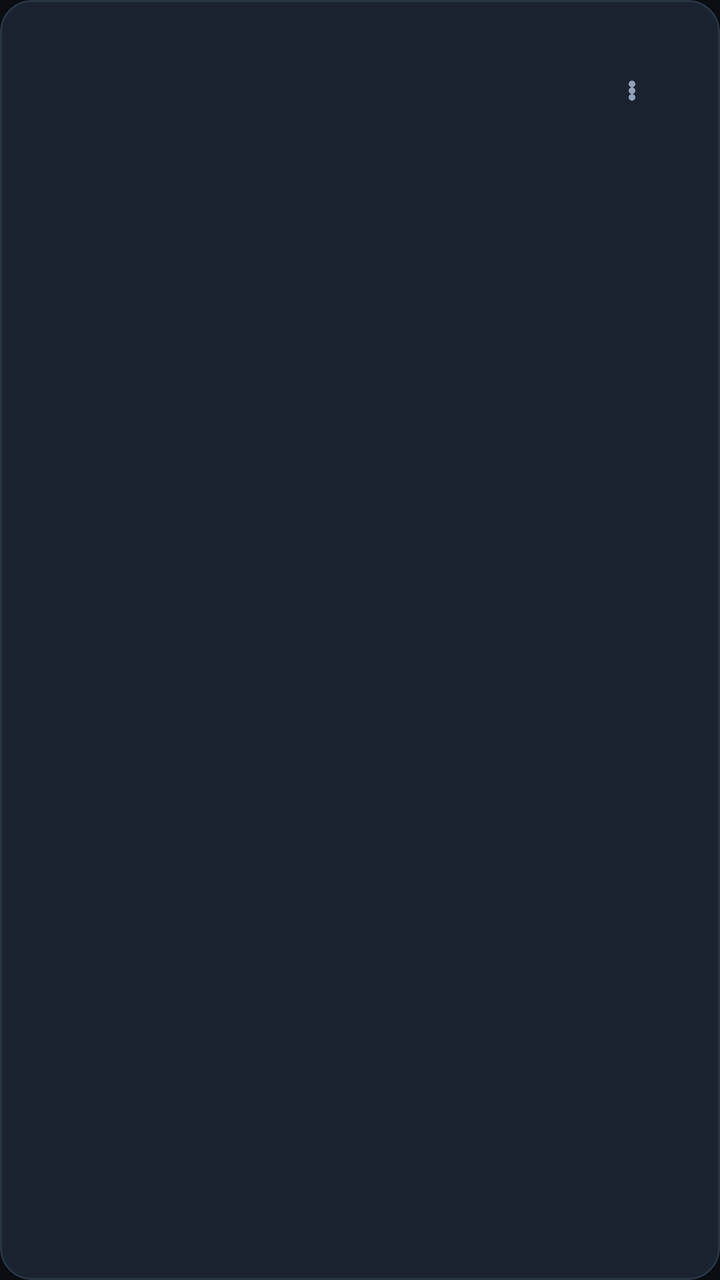
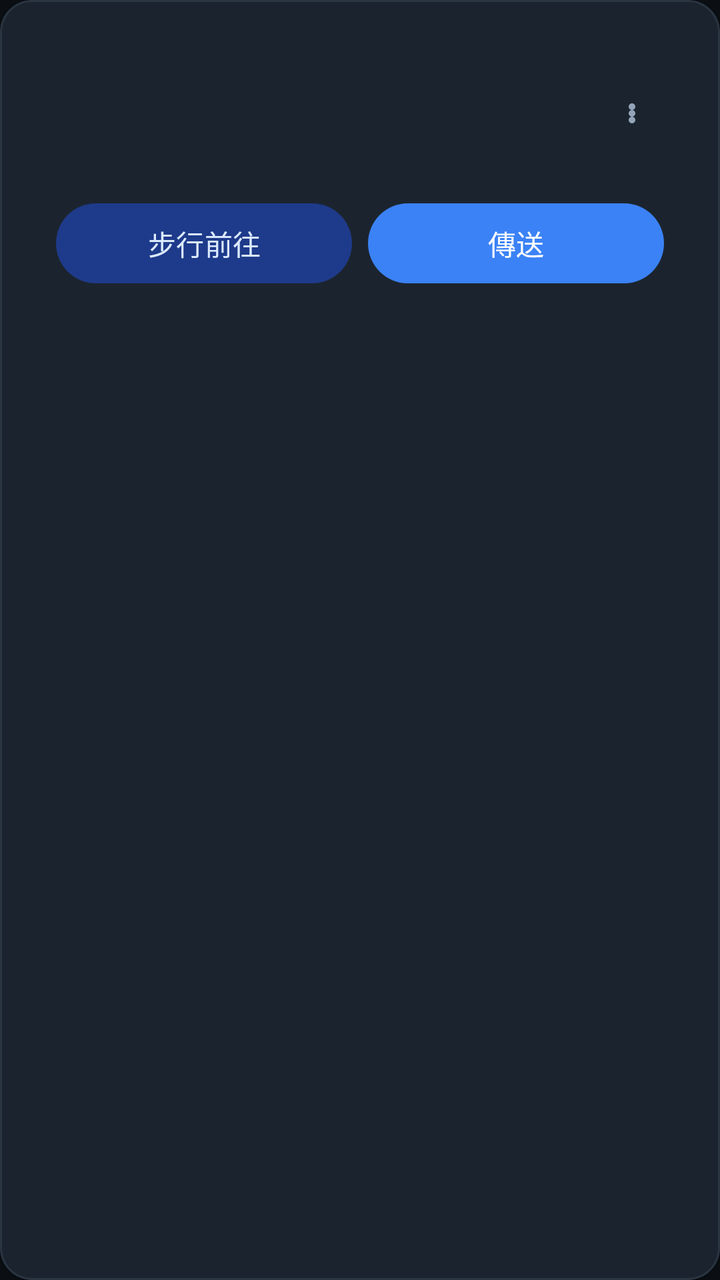

Before-and-after screenshots of an Android layout around one commit, followed by the original layout XML and the change that was made.
<!-- AndroidManifest.xml: application theme Theme.GpsJoystick -->
<!-- res/layout/item_favorite.xml -->
<?xml version="1.0" encoding="utf-8"?>
<com.google.android.material.card.MaterialCardView
    xmlns:android="http://schemas.android.com/apk/res/android"
    xmlns:app="http://schemas.android.com/apk/res-auto"
    style="@style/Widget.GpsJoystick.Card"
    android:layout_width="match_parent"
    android:layout_height="wrap_content"
    android:layout_margin="4dp"
    app:cardElevation="2dp">

    <LinearLayout
        android:layout_width="match_parent"
        android:layout_height="wrap_content"
        android:orientation="horizontal"
        android:gravity="center_vertical">

        <LinearLayout
            android:id="@+id/rowChoose"
            android:layout_width="0dp"
            android:layout_height="wrap_content"
            android:layout_weight="1"
            android:orientation="vertical"
            android:background="?attr/selectableItemBackground"
            android:minHeight="56dp"
            android:paddingHorizontal="12dp"
            android:paddingVertical="8dp"
            android:gravity="center_vertical">

            <TextView
                android:id="@+id/favName"
                android:layout_width="match_parent"
                android:layout_height="wrap_content"
                android:maxLines="1"
                android:ellipsize="end"
                android:textAppearance="@style/TextAppearance.GpsJoystick.Title" />

            <TextView
                android:id="@+id/favMeta"
                android:layout_width="match_parent"
                android:layout_height="wrap_content"
                android:layout_marginTop="2dp"
                android:fontFeatureSettings="tnum"
                android:textAppearance="@style/TextAppearance.GpsJoystick.Label" />
        </LinearLayout>

        <com.google.android.material.button.MaterialButton
            android:id="@+id/btnMenu"
            style="@style/Widget.Material3.Button.IconButton"
            android:layout_width="48dp"
            android:layout_height="48dp"
            android:layout_marginEnd="4dp"
            android:contentDescription="@string/gpx_menu"
            app:icon="@drawable/ic_more_vert"
            app:iconTint="@color/on_surface_variant" />
    </LinearLayout>
</com.google.android.material.card.MaterialCardView>
<!-- resources referenced by this layout -->
<resources>
  <color name="on_surface_variant">#94A3B8</color>
  <!-- drawable ic_more_vert (drawable) -->
  <vector xmlns:android="http://schemas.android.com/apk/res/android"
      android:width="24dp"
      android:height="24dp"
      android:viewportWidth="24"
      android:viewportHeight="24"
      android:tint="?attr/colorControlNormal">
      <path
          android:fillColor="@android:color/white"
          android:pathData="M12,8m-2,0a2,2 0,1 1,4 0a2,2 0,1 1,-4 0" />
      <path
          android:fillColor="@android:color/white"
          android:pathData="M12,12m-2,0a2,2 0,1 1,4 0a2,2 0,1 1,-4 0" />
      <path
          android:fillColor="@android:color/white"
          android:pathData="M12,16m-2,0a2,2 0,1 1,4 0a2,2 0,1 1,-4 0" />
  </vector>
  <string name="gpx_menu">更多操作</string>
  <style name="TextAppearance.GpsJoystick.Label" parent="TextAppearance.Material3.LabelLarge">
          <item name="android:textColor">@color/on_surface_variant</item>
      </style>
  <style name="TextAppearance.GpsJoystick.Title" parent="TextAppearance.Material3.TitleMedium">
          <item name="android:textColor">@color/on_surface</item>
      </style>
  <style name="Widget.GpsJoystick.Card" parent="Widget.Material3.CardView.Filled">
          <item name="cardBackgroundColor">@color/surface_variant</item>
          <item name="cardCornerRadius">16dp</item>
          <item name="cardElevation">1dp</item>
          <item name="contentPadding">16dp</item>
          <item name="strokeColor">@color/outline</item>
          <item name="strokeWidth">1dp</item>
      </style>
  <color name="on_surface">#E5EDF5</color>
  <color name="surface_variant">#1B242E</color>
  <color name="outline">#2A3542</color>
  <color name="brand_primary">#3B82F6</color>
  <color name="on_primary">#FFFFFF</color>
  <color name="primary_container">#1E3A8A</color>
  <color name="on_primary_container">#DBEAFE</color>
  <color name="brand_tertiary">#F97316</color>
  <color name="on_tertiary">#FFFFFF</color>
  <color name="brand_error">#EF4444</color>
  <color name="on_error">#FFFFFF</color>
  <color name="bg_oled">#0B0F14</color>
  <color name="surface">#131A22</color>
  <!-- unchanged entries left out for length: 1 -->
</resources>

<!-- the commit's change to res/layout/item_favorite.xml (unified diff, before → after) -->
@@ -11,8 +11,13 @@
     <LinearLayout
         android:layout_width="match_parent"
         android:layout_height="wrap_content"
-        android:orientation="horizontal"
-        android:gravity="center_vertical">
+        android:orientation="vertical">
+
+        <LinearLayout
+            android:layout_width="match_parent"
+            android:layout_height="wrap_content"
+            android:orientation="horizontal"
+            android:gravity="center_vertical">
 
         <LinearLayout
             android:id="@+id/rowChoose"
@@ -20,7 +25,6 @@
             android:layout_height="wrap_content"
             android:layout_weight="1"
             android:orientation="vertical"
-            android:background="?attr/selectableItemBackground"
             android:minHeight="56dp"
             android:paddingHorizontal="12dp"
             android:paddingVertical="8dp"
@@ -41,6 +45,15 @@
                 android:layout_marginTop="2dp"
                 android:fontFeatureSettings="tnum"
                 android:textAppearance="@style/TextAppearance.GpsJoystick.Label" />
+
+            <TextView
+                android:id="@+id/favCooldown"
+                android:layout_width="match_parent"
+                android:layout_height="wrap_content"
+                android:layout_marginTop="4dp"
+                android:fontFeatureSettings="tnum"
+                android:textColor="@color/brand_primary"
+                android:textAppearance="@style/TextAppearance.GpsJoystick.Label" />
         </LinearLayout>
 
         <com.google.android.material.button.MaterialButton
@@ -52,5 +65,33 @@
             android:contentDescription="@string/gpx_menu"
             app:icon="@drawable/ic_more_vert"
             app:iconTint="@color/on_surface_variant" />
+        </LinearLayout>
+
+        <LinearLayout
+            android:layout_width="match_parent"
+            android:layout_height="wrap_content"
+            android:orientation="horizontal"
+            android:paddingStart="12dp"
+            android:paddingEnd="12dp"
+            android:paddingBottom="8dp">
+
+            <com.google.android.material.button.MaterialButton
+                android:id="@+id/btnFavWalk"
+                style="@style/Widget.GpsJoystick.Button.Tonal"
+                android:layout_width="0dp"
+                android:layout_height="wrap_content"
+                android:layout_weight="1"
+                android:layout_marginEnd="4dp"
+                android:text="@string/coord_walk" />
+
+            <com.google.android.material.button.MaterialButton
+                android:id="@+id/btnFavTeleport"
+                style="@style/Widget.GpsJoystick.Button.Primary"
+                android:layout_width="0dp"
+                android:layout_height="wrap_content"
+                android:layout_weight="1"
+                android:layout_marginStart="4dp"
+                android:text="@string/coord_send" />
+        </LinearLayout>
     </LinearLayout>
 </com.google.android.material.card.MaterialCardView>
<!-- resource entries referenced after the edit -->
@@ -18,12 +18,20 @@
           android:fillColor="@android:color/white"
           android:pathData="M12,16m-2,0a2,2 0,1 1,4 0a2,2 0,1 1,-4 0" />
   </vector>
+  <string name="coord_send">傳送</string>
+  <string name="coord_walk">步行前往</string>
   <string name="gpx_menu">更多操作</string>
   <style name="TextAppearance.GpsJoystick.Label" parent="TextAppearance.Material3.LabelLarge">
           <item name="android:textColor">@color/on_surface_variant</item>
       </style>
   <style name="TextAppearance.GpsJoystick.Title" parent="TextAppearance.Material3.TitleMedium">
           <item name="android:textColor">@color/on_surface</item>
+      </style>
+  <style name="Widget.GpsJoystick.Button.Primary" parent="Widget.Material3.Button">
+          <item name="android:minHeight">48dp</item>
+      </style>
+  <style name="Widget.GpsJoystick.Button.Tonal" parent="Widget.Material3.Button.TonalButton">
+          <item name="android:minHeight">48dp</item>
       </style>
   <style name="Widget.GpsJoystick.Card" parent="Widget.Material3.CardView.Filled">
           <item name="cardBackgroundColor">@color/surface_variant</item>
